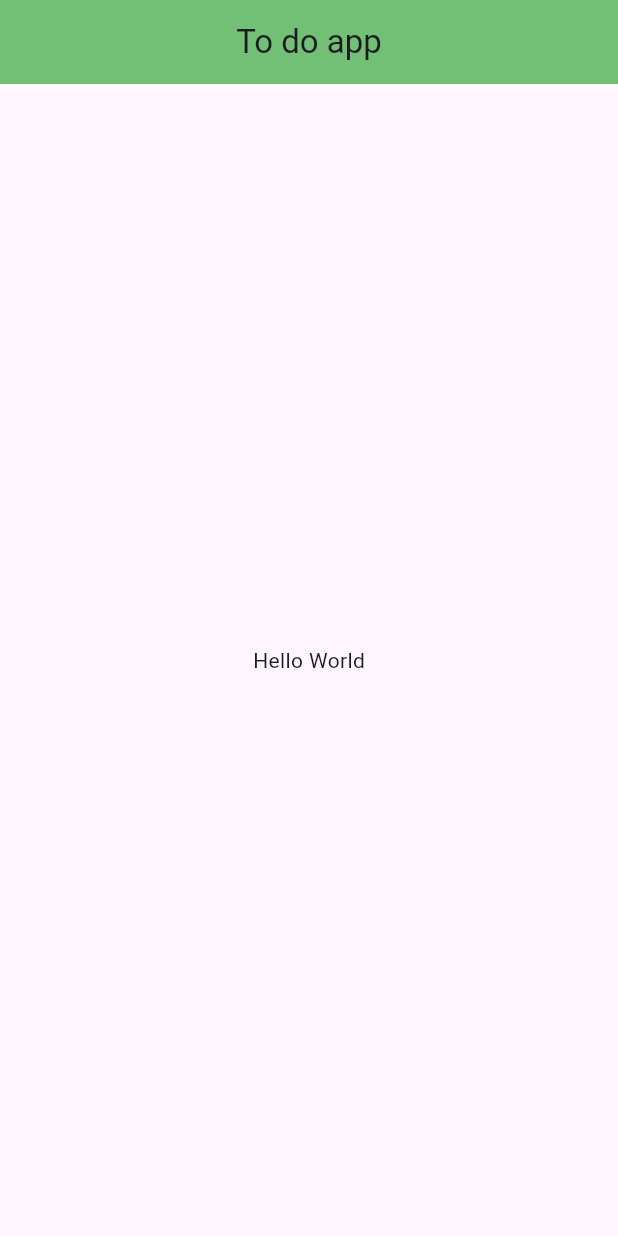
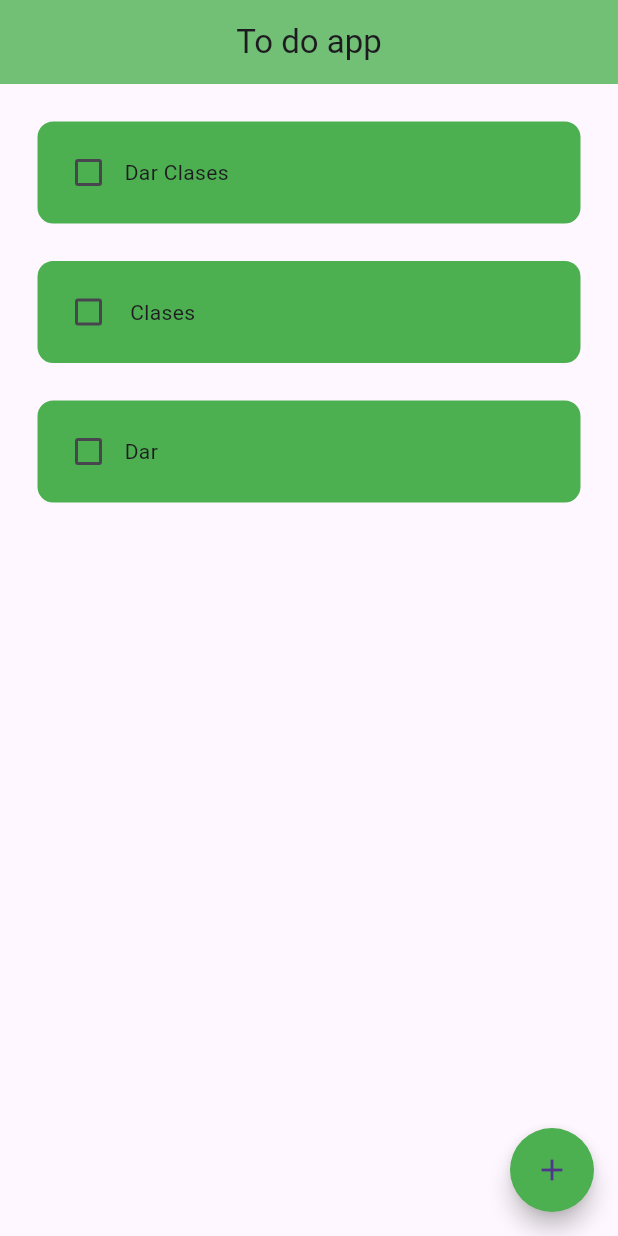
Before and after one commit to JoseArturoGuzman/cuartaclase, a Flutter app: the screen it shows after launch, on a phone screen of 412 x 824 dp. Run offline on Flutter 3.47's test engine with Material 3 defaults, Android fonts, the phone set to English and light mode, and no system bars; drawn by our look-alikes of flutter_slidable.

Commit message:
All menos que las notas se agreguen

```diff
--- /dev/null
+++ b/lib/components/todo_tilde.dart
@@ -0,0 +1,63 @@
+import 'package:flutter/material.dart';
+import 'package:flutter_slidable/flutter_slidable.dart';
+
+class TodoTile extends StatelessWidget {
+  const TodoTile(
+      {super.key,
+      required this.taskName,
+      required this.taskComplete,
+      this.onChanged,
+      required this.onDelete});
+
+  final String taskName;
+  final bool taskComplete;
+  final void Function(bool?)? onChanged;
+  final void Function(BuildContext) onDelete;
+
+  @override
+  Widget build(BuildContext context) {
+    return Padding(
+      padding: const EdgeInsets.only(
+        left: 25,
+        right: 25,
+        top: 25,
+      ),
+      child: Slidable(
+        endActionPane: ActionPane(
+          motion: StretchMotion(),
+          children: [
+            SlidableAction(
+              onPressed: onDelete,
+              backgroundColor: Colors.red,
+              icon: Icons.delete,
+            )
+          ],
+        ),
+        child: Container(
+          padding: EdgeInsets.all(10),
+          child: Row(
+            children: [
+              Checkbox(
+                value: taskComplete,
+                onChanged: onChanged,
+                activeColor: Colors.red,
+              ),
+              Text(
+                taskName,
+                style: TextStyle(
+                  decoration: taskComplete
+                      ? TextDecoration.lineThrough
+                      : TextDecoration.none,
+                ),
+              )
+            ],
+          ),
+          decoration: BoxDecoration(
+            color: Theme.of(context).primaryColor,
+            borderRadius: BorderRadius.circular(10.5),
+          ),
+        ),
+      ),
+    );
+  }
+}
--- a/lib/homne.dart
+++ b/lib/homne.dart
@@ -1,6 +1,63 @@
+import 'package:cuartaclase/components/todo_tilde.dart';
 import 'package:flutter/material.dart';
-class Homne extends StatelessWidget {
+
+import 'components/dialog_box.dart';
+
+class Homne extends StatefulWidget {
   const Homne({super.key});
+
+  @override
+  State<Homne> createState() => _HomneState();
+}
+
+final _controller = TextEditingController();
+
+class _HomneState extends State<Homne> {
+  List taskLists = [
+    ["Dar Clases", false],
+    [" Clases", false],
+    ["Dar ", false],
+  ];
+  //Metodo para marcar o desmarcar el checbox
+  void checkBoxChange(bool? value, int index) {
+    setState(() {
+      taskLists[index][1] = !taskLists[index][1];
+    });
+  }
+
+  //Metodo para crear una tarea
+
+  void createNewTask() {
+    showDialog(
+      context: context,
+      builder: (context) {
+        return DialogBox(
+          controller: _controller,
+          onSave: saveNewTask,
+          onCancel: () {
+            Navigator.of(context).pop();
+            _controller.clear();
+          },
+        );
+      },
+    );
+  }
+
+  // Guardar una nueva tarea.
+  void saveNewTask(){
+    setState(() {
+      taskLists.add([_controller.text, false]);
+      Navigator.of(context).pop();
+      _controller.clear();
+    });
+  }
+
+  void onDelete(int index){
+    setState(() {
+      taskLists.removeAt(index);
+    });
+  }
+
 
   @override
   Widget build(BuildContext context) {
@@ -11,10 +68,31 @@ class Homne extends StatelessWidget {
         backgroundColor: Theme.of(context).primaryColor.withAlpha(200),
         elevation: 0,
       ),
-      body: Center(
-        child: Container(
-          child: Text('Hello World'),
-        ),
+      body: ListView.builder(
+        itemCount: taskLists.length,
+        itemBuilder: (context, index) {
+          return TodoTile(
+            taskName: taskLists[index][0],
+            taskComplete: taskLists[index][1],
+            onChanged: (value) {
+              checkBoxChange(value, index);
+            },
+            onDelete: (context){
+              setState(() {
+                taskLists.removeAt(index);
+              });
+            }
+          );
+        },
+      ),
+      floatingActionButton: FloatingActionButton(
+        onPressed: () {
+          createNewTask();
+        },
+
+        shape: CircleBorder(eccentricity: 1),
+        child: Icon(Icons.add),
+        backgroundColor: Theme.of(context).primaryColor,
       ),
     );
   }
--- a/pubspec.yaml
+++ b/pubspec.yaml
@@ -30,7 +30,7 @@ environment:
 dependencies:
   flutter:
     sdk: flutter
-
+  flutter_slidable: ^3.1.1
 
   # The following adds the Cupertino Icons font to your application.
   # Use with the CupertinoIcons class for iOS style icons.
```
Also changed, not shown: lib/components/dialog_box.dart (added, +47 -0 lines), lib/components/my_button.dart (added, +23 -0 lines), pubspec.lock.
